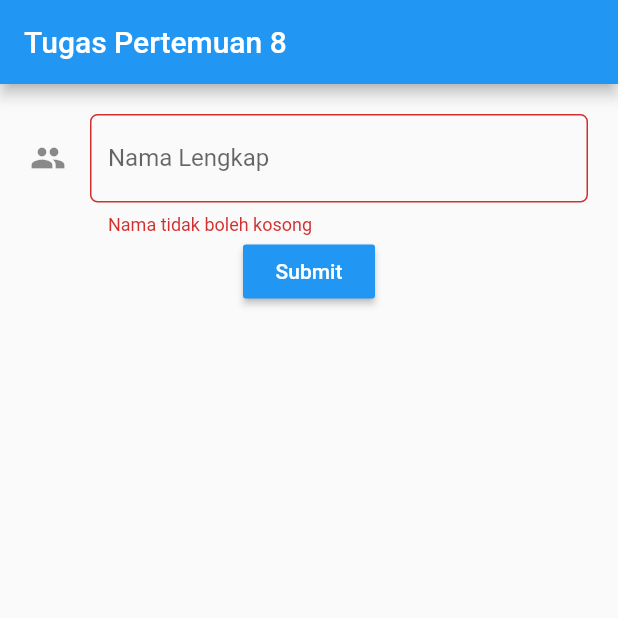
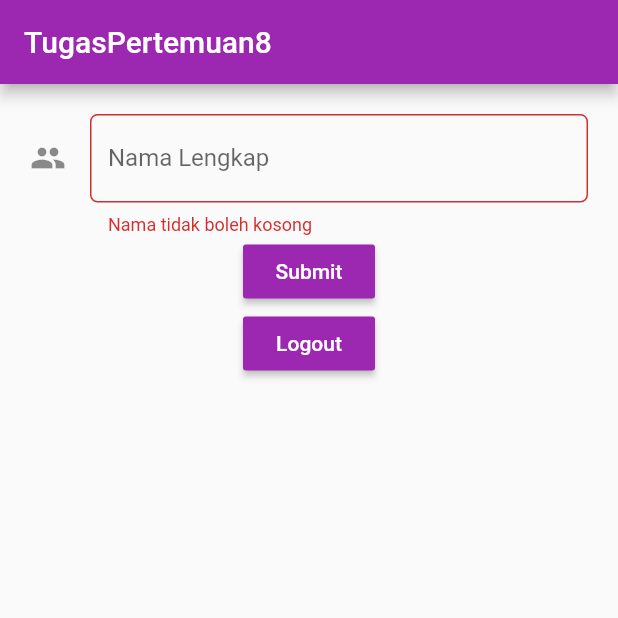
Before and after one commit to argowibowo/progmob2020uas, a Flutter app: the screen it shows after launch, after a tap on "Submit", on a phone screen of 412 x 824 dp, the top half of it. Run offline on Flutter 3.47's test engine with Material 2 defaults, Android fonts, the phone set to English and light mode, and no system bars; our stand-ins replace shared_preferences.

Commit message:
Tugas 9: Flutter Navigation & Preferen

```diff
--- a/lib/main.dart
+++ b/lib/main.dart
@@ -1,5 +1,7 @@
 import 'package:flutter/material.dart';
+import 'package:flutter_72180185/splashscreen.dart';
 import 'package:flutter_72180185/tugaspertemuan8.dart';
+import 'package:shared_preferences/shared_preferences.dart';
 //import 'pertemuan1.dart';
 
 void main() {
@@ -23,19 +25,21 @@ class MyApp extends StatelessWidget {
         // or simply save your changes to "hot reload" in a Flutter IDE).
         // Notice that the counter didn't reset back to zero; the application
         // is not restarted.
-        primarySwatch: Colors.blue,
+        primarySwatch: Colors.purple,
         // This makes the visual density adapt to the platform that you run
         // the app on. For desktop platforms, the controls will be smaller and
         // closer together (more dense) than on mobile platforms.
         visualDensity: VisualDensity.adaptivePlatformDensity,
       ),
-      home: TugasPertemuan8 (title: 'Tugas Pertemuan 8'),
+      // home: MyHomePage(title: '/Flutter Demo Home Page'),
+      home: SplashScreen(),
     );
   }
 }
 
 class MyHomePage extends StatefulWidget {
   MyHomePage({Key key, this.title}) : super(key: key);
+
   final String title;
 
   @override
@@ -49,6 +53,22 @@ class _MyHomePageState extends State<MyHomePage> {
     setState(() {
       _counter++;
     });
+  }
+
+  void navigateLogin() async{
+    SharedPreferences pref = await SharedPreferences.getInstance();
+    int isLogin = pref.getInt("is_login");
+    if(isLogin == 1){
+      Navigator.pushReplacement(
+        context,
+        MaterialPageRoute(builder: (context) => TugasPertemuan8(title: "Halo Push",)),
+      );
+    }
+  }
+
+  @override
+  void initState() {
+    navigateLogin();
   }
 
   @override
@@ -68,6 +88,19 @@ class _MyHomePageState extends State<MyHomePage> {
               '$_counter',
               style: Theme.of(context).textTheme.headline4,
             ),
+            RaisedButton(
+              child: Text(
+                'Login'
+              ),
+              onPressed: () async {
+                SharedPreferences pref = await SharedPreferences.getInstance();
+                await pref.setInt("is_login", 1);
+                Navigator.pushReplacement(
+                  context,
+                  MaterialPageRoute(builder: (context) => TugasPertemuan8(title: "Halo Push",)),
+                );
+              },
+            )
           ],
         ),
       ),
--- /dev/null
+++ b/lib/splashscreen.dart
@@ -0,0 +1,64 @@
+import 'dart:async';
+
+import 'package:flutter/material.dart';
+import 'package:flutter_72180185/main.dart';
+import 'package:flutter_72180185/tugaspertemuan8.dart';
+import 'package:shared_preferences/shared_preferences.dart';
+
+class SplashScreen extends StatefulWidget {
+  SplashScreen({Key key}) : super(key: key);
+
+  @override
+  _SplashScreenState createState() => _SplashScreenState();
+}
+class _SplashScreenState extends State<SplashScreen> {
+  final _formKey = GlobalKey<FormState>();
+
+
+  @override
+  void initState() {
+    super.initState();
+    startSplashScreen();
+  }
+
+  startSplashScreen() async {
+    var duration = const Duration(seconds: 5);
+    SharedPreferences pref = await SharedPreferences.getInstance();
+    int login = pref.getInt("is_login");
+    if(login == 0){
+    return Timer(duration, () {
+      Navigator.pushReplacement(context,
+          MaterialPageRoute(builder: (context) => MyHomePage(title: "Halo Push",)));
+    });
+  }else {
+      return Timer(duration, () {
+        Navigator.pushReplacement(context,
+            MaterialPageRoute(builder: (context) => TugasPertemuan8(title: "TugasPertemuan8",)));
+      });
+    }
+  }
+
+  @override
+  Widget build(BuildContext context) {
+    return Scaffold(
+      appBar: AppBar(
+      ),
+      body: Center(
+        child: Column(
+        mainAxisAlignment: MainAxisAlignment.center,
+        crossAxisAlignment: CrossAxisAlignment.center,
+        children: [
+        Image.asset("images/diamond.png",
+          width: 200,
+          height: 200,
+        ),
+        Text(
+          "DIAMOND",
+          style: TextStyle(fontSize: 30, fontWeight: FontWeight.bold, color: Colors.purple),
+          ),
+        ],
+    ),
+      ),
+    );
+  }
+}
--- a/lib/tugaspertemuan8.dart
+++ b/lib/tugaspertemuan8.dart
@@ -1,4 +1,6 @@
 import 'package:flutter/material.dart';
+import 'package:flutter_72180185/main.dart';
+import 'package:shared_preferences/shared_preferences.dart';
 
 class TugasPertemuan8 extends StatefulWidget {
   TugasPertemuan8({Key key, this.title}) : super(key: key);
@@ -42,9 +44,24 @@ class _TugasPertemuan8State extends State<TugasPertemuan8> {
                   "Submit",
                   style: TextStyle(color: Colors.white),
                 ),
-                color: Colors.blue,
+                color: Colors.purple,
                 onPressed: () {
                   if (_formKey.currentState.validate()) {}
+                },
+              ),
+              RaisedButton(
+                child: Text(
+                  "Logout",
+                  style: TextStyle(color: Colors.white),
+                ),
+                color: Colors.purple,
+                onPressed: () async {
+                  SharedPreferences pref = await SharedPreferences.getInstance();
+                  await pref.setInt("is_login", 0);
+                  Navigator.pushReplacement(
+                    context,
+                    MaterialPageRoute(builder: (context) => MyHomePage(title: "Halo Push",)),
+                  );
                 },
               ),
             ],
```
Also changed, not shown: pubspec.yaml (+6 -1 lines), images/diamond.png (added), pubspec.lock.
